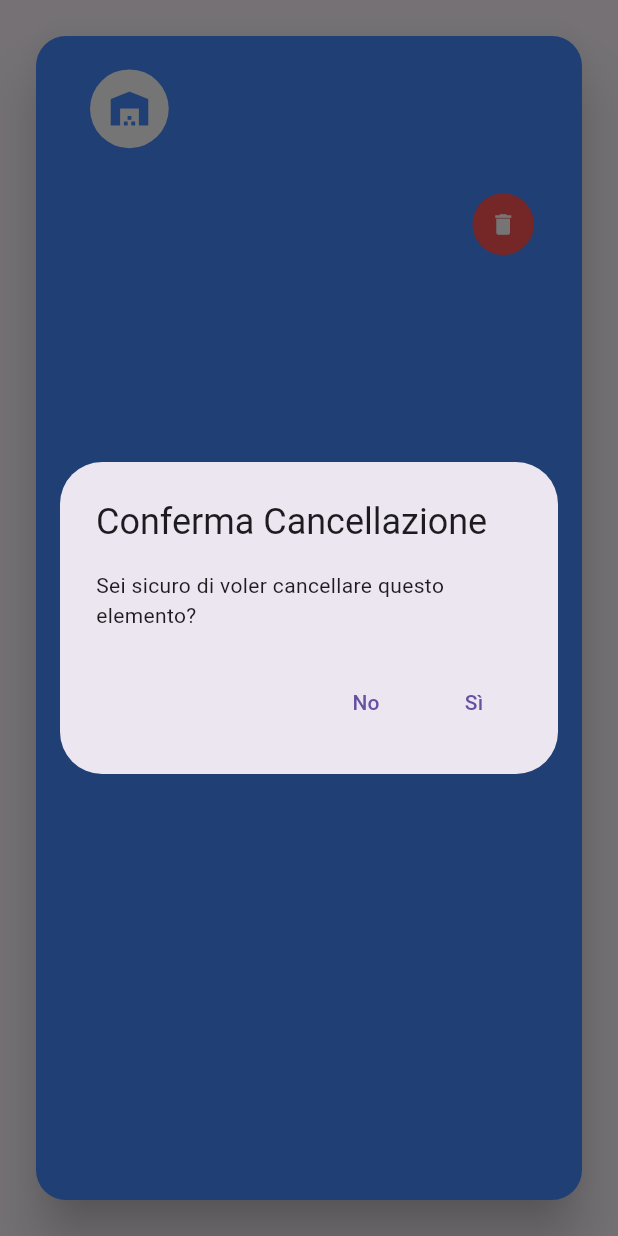
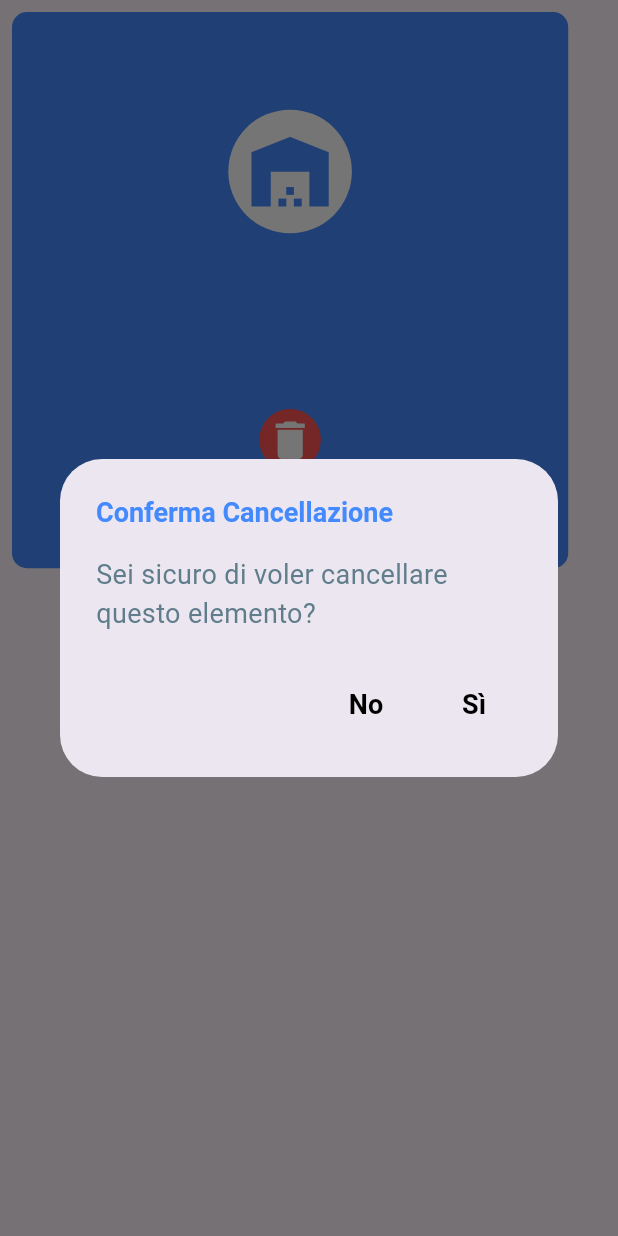
Before and after one commit to chirichexe/CocktailBarApp, a Flutter app: the Magazzino widget shown alone on an empty page, opened directly with empty values, after a tap on the "delete" icon, on a phone screen of 412 x 824 dp. Run offline on Flutter 3.47's test engine with Material 3 defaults, Android fonts, the phone set to English and light mode, and no system bars; drawn by our look-alikes of getwidget; our stand-ins replace cloud_firestore, firebase_core, google_fonts; accounts and stored records are empty.

Commit message:
mancano da fare delle parti di grafica

```diff
--- a/cocktailbarapp/lib/elements/ShouldDeleteDialog.dart
+++ b/cocktailbarapp/lib/elements/ShouldDeleteDialog.dart
@@ -9,17 +9,33 @@ class ShouldDeleteDialog extends StatelessWidget {
   @override
   Widget build(BuildContext context) {
     return AlertDialog(
-      title: Text('Conferma Cancellazione'),
-      content: Text('Sei sicuro di voler cancellare questo elemento?'),
+      title: const Text('Conferma Cancellazione',
+                  style: TextStyle(
+                  color: Colors.blueAccent,
+                  fontSize: 18,
+                  fontWeight: FontWeight.bold)),
+      content: const Text('Sei sicuro di voler cancellare questo elemento?',
+                          style: TextStyle(
+                          color: Colors.blueGrey,
+                          fontSize: 18,
+                          fontWeight: FontWeight.normal)),
       actions: <Widget>[
         TextButton(
-          child: Text('No'),
+          child: const Text('No',
+                      style: TextStyle(
+                      color: Colors.black,
+                      fontSize: 18,
+                      fontWeight: FontWeight.bold)),
           onPressed: () {
             Navigator.of(context).pop(false);
           },
         ),
         TextButton(
-          child: Text('Sì'),
+          child: const Text('Sì',
+                            style: TextStyle(
+                            color: Colors.black,
+                            fontSize: 18,
+                            fontWeight: FontWeight.bold)),
           onPressed: () async {
             await documentReference.delete();
             Navigator.of(context).pop(true);
--- a/cocktailbarapp/lib/pages/magazzino/elements/Magazzino.dart
+++ b/cocktailbarapp/lib/pages/magazzino/elements/Magazzino.dart
@@ -24,10 +24,12 @@ class Magazzino extends StatelessWidget {
         return Padding(
           padding: const EdgeInsets.all(8.0),
           child: SizedBox(
-            height: constraints.maxHeight,
+            width: constraints.maxWidth * 0.9, // Larghezza massima del widget
+            height: constraints.maxWidth * 0.9, // Altezza massima del widget
             child: Container(
               decoration: BoxDecoration(
                 borderRadius: BorderRadius.circular(10),
+                color: Colors.blueAccent,
               ),
               child: GestureDetector(
                 onTap: () {
@@ -41,44 +43,39 @@ class Magazzino extends StatelessWidget {
                     ),
                   );
                 },
-                child: GFCard(
-                  color: Colors.blueAccent,
-                  elevation: 15, // Rimuove l'ombra di default di GFCard
-                  shape: RoundedRectangleBorder(
-                    borderRadius: BorderRadius.circular(20.0),
-                  ),
-                  titlePosition: GFPosition.start,
-                  title: GFListTile(
-                    avatar: const GFAvatar(
+                child: Column(
+                  mainAxisAlignment: MainAxisAlignment.center,
+                  children: [
+                    CircleAvatar(
                       backgroundColor: Colors.white,
                       child: Icon(
                         Icons.warehouse,
                         color: Colors.blueAccent,
-                        size: 30,
+                        size: constraints.maxWidth * 0.15, // Dimensione dell'icona adattata alla larghezza dello schermo
                       ),
+                      radius: constraints.maxWidth * 0.1, // Dimensione del raggio del cerchio adattata alla larghezza dello schermo
                     ),
-                    title: Text(
+                    SizedBox(height: constraints.maxWidth * 0.05), // Spazio tra l'icona e il testo
+                    Text(
                       nome,
+                      textAlign: TextAlign.center,
                       style: GoogleFonts.roboto(
-                        fontSize: 24,
+                        fontSize: constraints.maxWidth * 0.07, // Dimensione del testo adattata alla larghezza dello schermo
                         fontWeight: FontWeight.bold,
                         color: Colors.white,
                       ),
                     ),
-                    subTitle: Text(
+                    Text(
                       descrizione,
+                      textAlign: TextAlign.center,
                       style: GoogleFonts.roboto(
-                        fontSize: 16,
+                        fontSize: constraints.maxWidth * 0.06, // Dimensione del testo adattata alla larghezza dello schermo
                         fontWeight: FontWeight.normal,
                         color: Colors.white70,
                       ),
                     ),
-                  ),
-                  content: Align(
-                    alignment: Alignment.bottomRight,
-                    child: Padding(
-                      padding: const EdgeInsets.all(8.0),
-                      child: GFIconButton(
+                    SizedBox(height: constraints.maxWidth * 0.05), // Spazio tra il testo e il pulsante
+                    GFIconButton(
                       onPressed: () async {
                         await ShouldDeleteDialog.showDeleteDialog(
                           context,
@@ -90,9 +87,9 @@ class Magazzino extends StatelessWidget {
                       icon: Icon(Icons.delete),
                       shape: GFIconButtonShape.circle,
                       color: Colors.redAccent,
+                      iconSize: constraints.maxWidth * 0.08, // Dimensione dell'icona del pulsante adattata alla larghezza dello schermo
                     ),
-                    ),
-                  ),
+                  ],
                 ),
               ),
             ),
--- a/cocktailbarapp/lib/pages/magazzino/elements/MagazzinoElement.dart
+++ b/cocktailbarapp/lib/pages/magazzino/elements/MagazzinoElement.dart
@@ -24,7 +24,7 @@ class MagazzinoElement extends StatelessWidget {
         _showModal(context);
       },
       child: GFCard(
-        color: const Color.fromARGB(255, 26, 5, 146),
+        color: Colors.blueAccent,
         borderRadius: const BorderRadius.all(Radius.circular(10.0)),
         title: GFListTile(
           titleText: nome,
```
Also changed, not shown: cocktailbarapp/lib/pages/cocktail/CocktailPage.dart (+7 -6 lines), cocktailbarapp/lib/pages/magazzino/elements/ListaMagazzini.dart (+21 -19 lines), cocktailbarapp/lib/pages/magazzino/elements/MagazzinoNavigator.dart (+37 -17 lines). Lines whose indentation alone changed are shown as unchanged.
